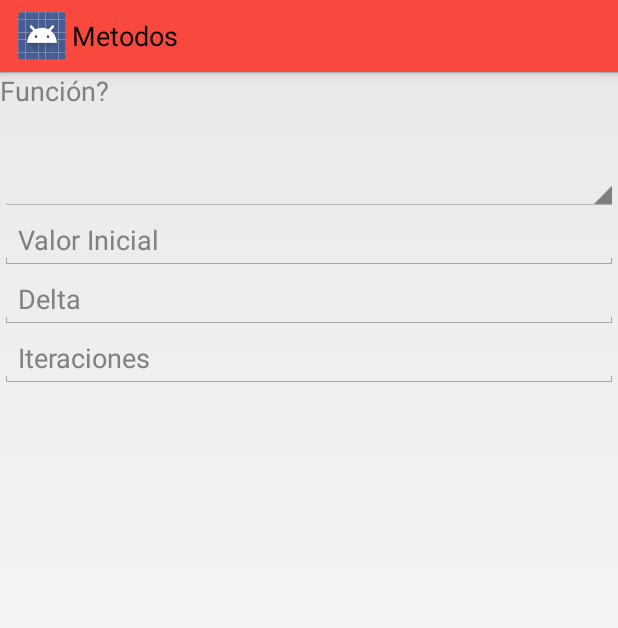
After one commit to arangos/MetodosAnalisiAndroid, an Android app: the layout activity_nolineales.xml on its own in the app's theme, with its tools: preview values and no code run, on a phone screen of 412 x 824 dp. The commit adds this screen. Shown: the top 628 px of the screen. Run offline under Robolectric (Android 15) with nearby library versions, the phone set to English and light mode, and no system bars.

Commit message:
Se agregaron todas las actividades y se mejoro un poco el diseño.

```diff
--- a/app/src/main/res/drawable/button.xml
+++ b/app/src/main/res/drawable/button.xml
@@ -5,18 +5,18 @@
     <item>
         <shape  android:shape="rectangle">
 
-            <solid android:color="#ffaba7d8" />
+            <solid android:color="#baf3a10d" />
             <corners android:radius="20dp" />
 
         </shape>
     </item>
 
     <!-- White Top color -->
-    <item android:bottom="10px">
+    <item android:bottom="5px">
 
         <shape  android:shape="rectangle">
 
-            <solid android:color="#ff747195" />
+            <solid android:color="#fff3a10d" />
             <corners android:radius="20dp" />
 
 
--- a/app/src/main/res/layout/activity_main.xml
+++ b/app/src/main/res/layout/activity_main.xml
@@ -3,10 +3,12 @@
 <ScrollView xmlns:android="http://schemas.android.com/apk/res/android"
     android:id="@+id/ScrollView01"
     android:layout_width="fill_parent"
-    android:layout_height="fill_parent" >
+    android:layout_height="fill_parent"
+    android:background="#fff6f6f6">
 <RelativeLayout xmlns:android="http://schemas.android.com/apk/res/android"
     android:orientation="vertical" android:layout_width="match_parent"
     android:layout_height="match_parent"
+
     >
 
     <Button
--- /dev/null
+++ b/app/src/main/res/layout/activity_nolineales.xml
@@ -0,0 +1,44 @@
+<?xml version="1.0" encoding="utf-8"?>
+
+<LinearLayout xmlns:android="http://schemas.android.com/apk/res/android"
+    android:orientation="vertical" android:layout_width="match_parent"
+    android:layout_height="match_parent"
+    android:weightSum="1">
+
+    <TextView
+        android:layout_width="match_parent"
+        android:layout_height="wrap_content"
+        android:textAppearance="?android:attr/textAppearanceMedium"
+        android:id="@+id/txtFuncion"
+        android:layout_weight="0.06"
+        android:hint="Función?" />
+
+    <Spinner
+        android:layout_width="match_parent"
+        android:layout_height="wrap_content"
+        android:id="@+id/spinnerNoLineales" />
+
+    <EditText
+        android:layout_width="match_parent"
+        android:layout_height="wrap_content"
+        android:inputType="numberDecimal"
+        android:ems="10"
+        android:id="@+id/editTextValorInicial"
+        android:hint="Valor Inicial" />
+
+    <EditText
+        android:layout_width="match_parent"
+        android:layout_height="wrap_content"
+        android:inputType="numberDecimal"
+        android:ems="10"
+        android:id="@+id/editTextDelta"
+        android:hint="Delta" />
+
+    <EditText
+        android:layout_width="match_parent"
+        android:layout_height="wrap_content"
+        android:inputType="numberDecimal"
+        android:ems="10"
+        android:id="@+id/editTextIteraciones"
+        android:hint="Iteraciones" />
+</LinearLayout>
--- a/app/src/main/res/values/strings.xml
+++ b/app/src/main/res/values/strings.xml
@@ -4,6 +4,10 @@
     <string name="app_name">Metodos</string>
     <string name="app_result">Resultado</string>
     <string name="action_settings">Settings</string>
+    <string name="lblNoLineales">Ecuaciones No lineales</string>
+    <string name="lblInterpolacion">Interpolación</string>
+    <string name="lblIntegracion">Integración Numérica</string>
+    <string name="lblLineales">Sistema de Ecuaciones Lineales</string>
     <string-array name="sis_lineales">
         <item>Directos</item>
         <item>Iterativos</item>
--- a/app/src/main/res/values/styles.xml
+++ b/app/src/main/res/values/styles.xml
@@ -5,7 +5,7 @@
         <item name="android:actionBarStyle">@style/MyActionBar</item>
     </style>
     <style name="MyActionBar" parent="@android:style/Widget.Holo.Light.ActionBar">
-        <item name="android:background">#ff4848b1</item>
+        <item name="android:background">#bcff0f00</item>
     </style>
 
     <style name="ResultTheme" parent="android:Theme.Holo.Light.DarkActionBar">
@@ -13,6 +13,6 @@
         <item name="android:actionBarStyle">@style/MyResultBar</item>
     </style>
     <style name="MyResultBar" parent="@android:style/Widget.Holo.Light.ActionBar">
-        <item name="android:background">#ff4848b1</item>
+        <item name="android:background">#bcff0f00</item>
     </style>
 </resources>
```
Also changed, not shown: app/src/main/AndroidManifest.xml (+19 -1 lines), app/src/main/java/com/example/arango/metodos/IntegracionActivity.java (added, +14 -0 lines), app/src/main/java/com/example/arango/metodos/InterpolacionActivity.java (added, +14 -0 lines), app/src/main/java/com/example/arango/metodos/MainActivity.java (+9 -5 lines), app/src/main/java/com/example/arango/metodos/NoLinealesActivity.java (added, +25 -0 lines), app/src/main/res/values/array.xml (added, +12 -0 lines).
